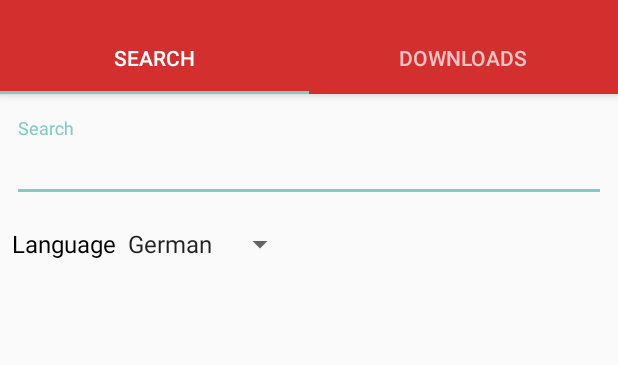
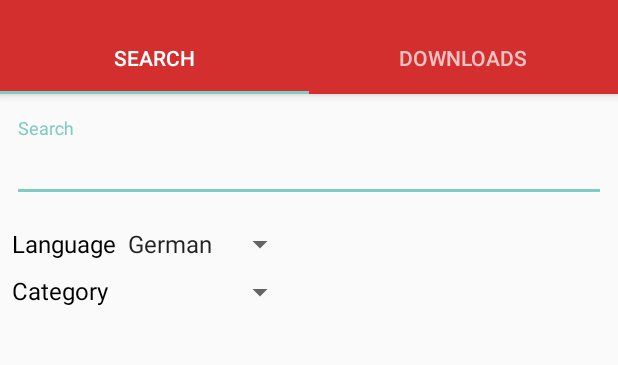
Before and after one commit to schalterDev/SermonOnlineAndroid, an Android app: the screen it shows after launch (MainActivity), on a phone screen of 412 x 824 dp, the part 62-427 px from its top. Run offline under Robolectric (Android 15) with nearby library versions, the phone set to English and light mode, and no system bars.

```diff
--- a/app/src/main/java/de/schalter/sermononline/ResultActivity.java
+++ b/app/src/main/java/de/schalter/sermononline/ResultActivity.java
@@ -25,8 +25,7 @@ import java.util.ArrayList;
 import java.util.List;
 
 import de.schalter.sermononline.dialogs.ErrorDialog;
-import de.schalter.sermononline.dialogs.WaitDialog;
-import de.schalter.sermononline.parser.JsoupParser;
+import de.schalter.sermononline.parser.JsoupResultParser;
 import de.schalter.sermononline.parser.NoDataFoundException;
 import de.schalter.sermononline.objects.SermonListElement;
 import de.schalter.sermononline.views.SermonView;
@@ -191,7 +190,7 @@ public class ResultActivity extends AppCompatActivity {
 
                 Looper.prepare();
 
-                JsoupParser parser = new JsoupParser();
+                JsoupResultParser parser = new JsoupResultParser();
                 try {
                     parser.connect(url);
 
--- a/app/src/main/java/de/schalter/sermononline/fragments/SearchFragment.java
+++ b/app/src/main/java/de/schalter/sermononline/fragments/SearchFragment.java
@@ -1,6 +1,7 @@
 package de.schalter.sermononline.fragments;
 
 import android.content.Intent;
+import android.icu.text.SimpleDateFormat;
 import android.net.Uri;
 import android.os.Bundle;
 import android.support.v4.app.Fragment;
@@ -28,6 +29,7 @@ public class SearchFragment extends Fragment {
     private static SearchFragment instance;
 
     private Spinner spinnerLanguage;
+    private Spinner spinnerCategory;
 
     public static SearchFragment newInstance() {
         if(instance == null)
@@ -43,18 +45,49 @@ public class SearchFragment extends Fragment {
 
         final EditText editText = rootView.findViewById(R.id.search_editText);
         spinnerLanguage = rootView.findViewById(R.id.spinner_language);
+        spinnerCategory = rootView.findViewById(R.id.spinner_category);
+
+        setupSpinners();
 
         Button searchButton = rootView.findViewById(R.id.search_btn);
         searchButton.setOnClickListener(new View.OnClickListener() {
             @Override
             public void onClick(View v) {
-                int[] languages = getResources().getIntArray(R.array.languages_codes);
-                int languageCode = languages[spinnerLanguage.getSelectedItemPosition()];
-                search(editText.getText().toString(), languageCode);
+                search(editText.getText().toString(), getLanguageCode());
             }
         });
 
         return rootView;
+    }
+
+    /**
+     * Loads the website and setups spinners
+     */
+    private void setupSpinners() {
+        setupLanguageSpinner();
+        setupCategorySpinner();
+    }
+
+    private void laodSite() {
+
+    }
+
+    private void setupLanguageSpinner() {
+
+    }
+
+    private void setupCategorySpinner() {
+
+    }
+
+    private int getLanguageCode() {
+        int[] languages = getResources().getIntArray(R.array.languages_codes);
+        int languageCode = languages[spinnerLanguage.getSelectedItemPosition()];
+        return languageCode;
+    }
+
+    private void getCategroyCode() {
+
     }
 
     private void search(String searchText, int languageCode) {
--- a/app/src/main/java/de/schalter/sermononline/parser/JsoupParser.java
+++ b/app/src/main/java/de/schalter/sermononline/parser/JsoupResultParser.java
@@ -21,7 +21,7 @@ import java.util.List;
 
 import de.schalter.sermononline.objects.SermonListElement;
 
-public class JsoupParser {
+public class JsoupResultParser {
 
     private final int DATA_TABLE_COUNT = 2;
     private final int HEADERS_TD_COUNT = 1;
--- a/app/src/main/res/layout/fragment_search.xml
+++ b/app/src/main/res/layout/fragment_search.xml
@@ -58,6 +58,25 @@
 
         </TableRow>
 
+        <TableRow
+            android:layout_width="match_parent"
+            android:layout_height="match_parent"
+            android:layout_marginTop="@dimen/margin_border">
+
+            <TextView
+                android:layout_width="wrap_content"
+                android:layout_height="wrap_content"
+                android:text="@string/category"
+                android:textColor="@color/black"
+                android:textSize="16sp" />
+
+            <Spinner
+                android:id="@+id/spinner_category"
+                android:layout_width="match_parent"
+                android:layout_height="wrap_content" />
+
+        </TableRow>
+
     </TableLayout>
 
 
```
Also changed, not shown: app/src/main/java/de/schalter/sermononline/parser/JsoupStartPageParser.java (added, +8 -0 lines).
